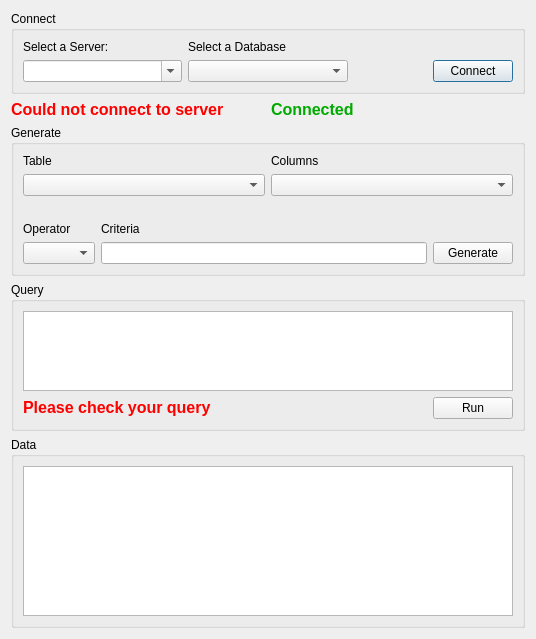
Qt form query_tool_ui.ui (sedatsever/Query-Tool) before a commit.
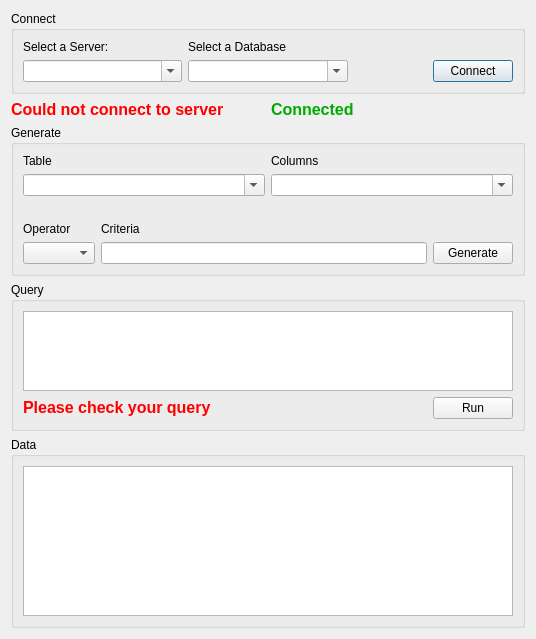
The same form after that commit.

The edit to the form file:
```diff
--- a/query_tool_ui.ui
+++ b/query_tool_ui.ui
@@ -45,7 +45,11 @@
        </widget>
       </item>
       <item row="1" column="1">
-       <widget class="QComboBox" name="db_combo"/>
+       <widget class="QComboBox" name="db_combo">
+        <property name="editable">
+         <bool>true</bool>
+        </property>
+       </widget>
       </item>
       <item row="1" column="0">
        <widget class="QComboBox" name="server_combo">
@@ -91,10 +95,18 @@
       <item>
        <layout class="QGridLayout" name="gridLayout_2">
         <item row="1" column="1">
-         <widget class="QComboBox" name="columns_combo"/>
+         <widget class="QComboBox" name="columns_combo">
+          <property name="editable">
+           <bool>true</bool>
+          </property>
+         </widget>
         </item>
         <item row="1" column="0">
-         <widget class="QComboBox" name="table_combo"/>
+         <widget class="QComboBox" name="table_combo">
+          <property name="editable">
+           <bool>true</bool>
+          </property>
+         </widget>
         </item>
         <item row="0" column="1">
          <widget class="QLabel" name="label_5">
```
